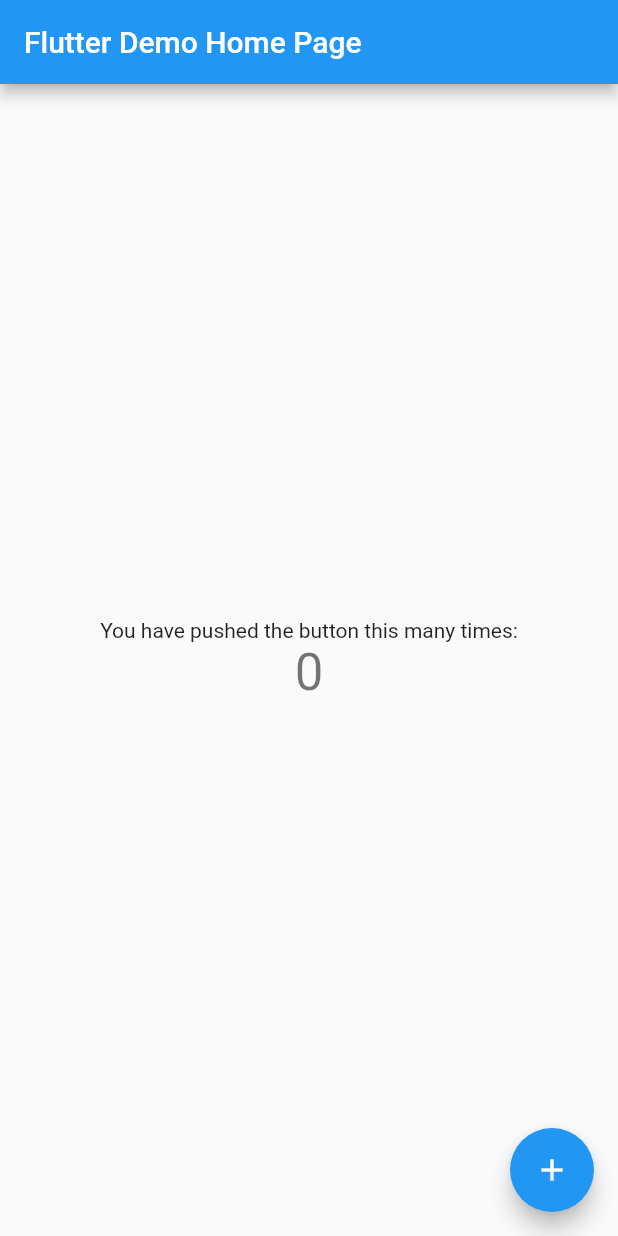
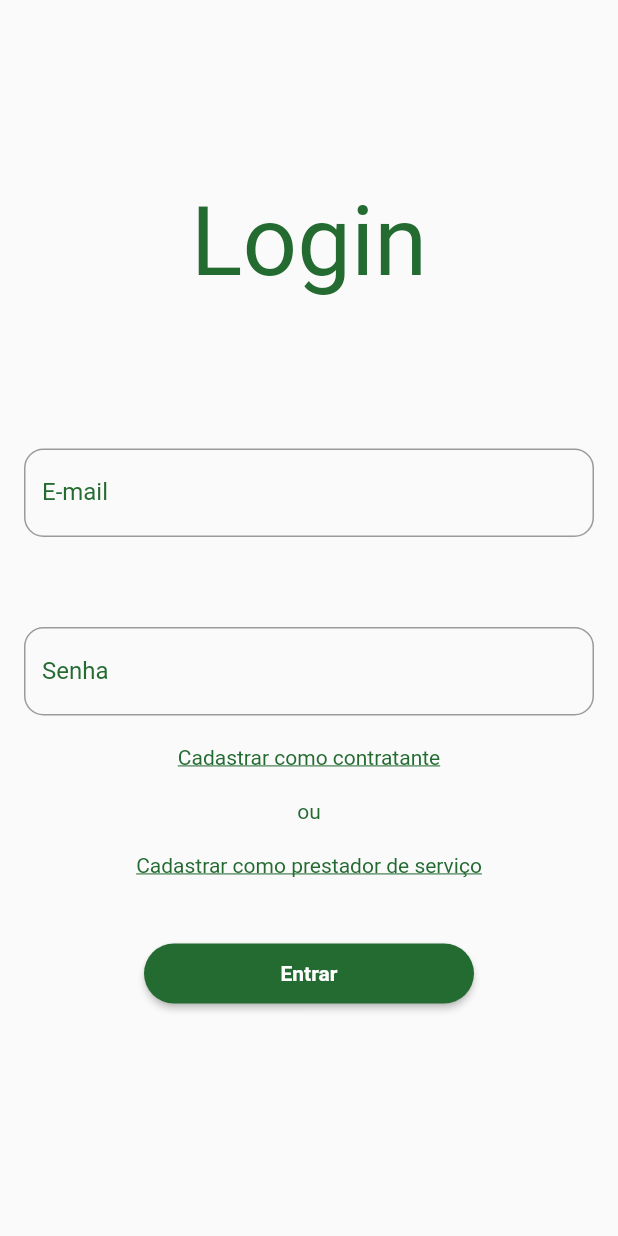
Before and after one commit to LessaApolinario/contratado, a Flutter app: the screen it shows after launch, on a phone screen of 412 x 824 dp. Run offline on Flutter 3.47's test engine with Material 2 defaults, Android fonts, the phone set to English and light mode, and no system bars.

Commit message:
Add login layout and initial color pallete

```diff
--- a/lib/main.dart
+++ b/lib/main.dart
@@ -1,115 +1,9 @@
+import 'package:contratado/pages/login_page.dart';
 import 'package:flutter/material.dart';
 
 void main() {
-  runApp(const MyApp());
+  runApp(const MaterialApp(
+    home: LoginPage(),
+    debugShowCheckedModeBanner: false,
+  ));
 }
-
-class MyApp extends StatelessWidget {
-  const MyApp({super.key});
-
-  // This widget is the root of your application.
-  @override
-  Widget build(BuildContext context) {
-    return MaterialApp(
-      title: 'Flutter Demo',
-      theme: ThemeData(
-        // This is the theme of your application.
-        //
-        // Try running your application with "flutter run". You'll see the
-        // application has a blue toolbar. Then, without quitting the app, try
-        // changing the primarySwatch below to Colors.green and then invoke
-        // "hot reload" (press "r" in the console where you ran "flutter run",
-        // or simply save your changes to "hot reload" in a Flutter IDE).
-        // Notice that the counter didn't reset back to zero; the application
-        // is not restarted.
-        primarySwatch: Colors.blue,
-      ),
-      home: const MyHomePage(title: 'Flutter Demo Home Page'),
-    );
-  }
-}
-
-class MyHomePage extends StatefulWidget {
-  const MyHomePage({super.key, required this.title});
-
-  // This widget is the home page of your application. It is stateful, meaning
-  // that it has a State object (defined below) that contains fields that affect
-  // how it looks.
-
-  // This class is the configuration for the state. It holds the values (in this
-  // case the title) provided by the parent (in this case the App widget) and
-  // used by the build method of the State. Fields in a Widget subclass are
-  // always marked "final".
-
-  final String title;
-
-  @override
-  State<MyHomePage> createState() => _MyHomePageState();
-}
-
-class _MyHomePageState extends State<MyHomePage> {
-  int _counter = 0;
-
-  void _incrementCounter() {
-    setState(() {
-      // This call to setState tells the Flutter framework that something has
-      // changed in this State, which causes it to rerun the build method below
-      // so that the display can reflect the updated values. If we changed
-      // _counter without calling setState(), then the build method would not be
-      // called again, and so nothing would appear to happen.
-      _counter++;
-    });
-  }
-
-  @override
-  Widget build(BuildContext context) {
-    // This method is rerun every time setState is called, for instance as done
-    // by the _incrementCounter method above.
-    //
-    // The Flutter framework has been optimized to make rerunning build methods
-    // fast, so that you can just rebuild anything that needs updating rather
-    // than having to individually change instances of widgets.
-    return Scaffold(
-      appBar: AppBar(
-        // Here we take the value from the MyHomePage object that was created by
-        // the App.build method, and use it to set our appbar title.
-        title: Text(widget.title),
-      ),
-      body: Center(
-        // Center is a layout widget. It takes a single child and positions it
-        // in the middle of the parent.
-        child: Column(
-          // Column is also a layout widget. It takes a list of children and
-          // arranges them vertically. By default, it sizes itself to fit its
-          // children horizontally, and tries to be as tall as its parent.
-          //
-          // Invoke "debug painting" (press "p" in the console, choose the
-          // "Toggle Debug Paint" action from the Flutter Inspector in Android
-          // Studio, or the "Toggle Debug Paint" command in Visual Studio Code)
-          // to see the wireframe for each widget.
-          //
-          // Column has various properties to control how it sizes itself and
-          // how it positions its children. Here we use mainAxisAlignment to
-          // center the children vertically; the main axis here is the vertical
-          // axis because Columns are vertical (the cross axis would be
-          // horizontal).
-          mainAxisAlignment: MainAxisAlignment.center,
-          children: <Widget>[
-            const Text(
-              'You have pushed the button this many times:',
-            ),
-            Text(
-              '$_counter',
-              style: Theme.of(context).textTheme.headlineMedium,
-            ),
-          ],
-        ),
-      ),
-      floatingActionButton: FloatingActionButton(
-        onPressed: _incrementCounter,
-        tooltip: 'Increment',
-        child: const Icon(Icons.add),
-      ), // This trailing comma makes auto-formatting nicer for build methods.
-    );
-  }
-}
--- /dev/null
+++ b/lib/pages/login_page.dart
@@ -0,0 +1,155 @@
+import 'dart:io';
+
+import 'package:flutter/material.dart';
+
+class LoginPage extends StatefulWidget {
+  const LoginPage({super.key});
+
+  @override
+  State<LoginPage> createState() => _LoginPageState();
+}
+
+class _LoginPageState extends State<LoginPage> {
+  @override
+  Widget build(BuildContext context) {
+    return Scaffold(
+      resizeToAvoidBottomInset: false,
+      body: Padding(
+        padding: const EdgeInsets.symmetric(
+          vertical: 24,
+          horizontal: 16,
+        ),
+        child: Form(
+          child: Column(
+            crossAxisAlignment: CrossAxisAlignment.center,
+            mainAxisSize: MainAxisSize.max,
+            children: [
+              const SizedBox(height: 100),
+              const Center(
+                child: Text(
+                  "Login",
+                  style: TextStyle(
+                    color: Color(0xFF246B32),
+                    fontSize: 64,
+                  ),
+                ),
+              ),
+              const SizedBox(
+                height: 100,
+              ),
+              TextFormField(
+                decoration: const InputDecoration(
+                  border: OutlineInputBorder(
+                    borderRadius: BorderRadius.all(
+                      Radius.circular(13),
+                    ),
+                  ),
+                  focusedBorder: OutlineInputBorder(
+                    borderSide: BorderSide(
+                      color: Color(0xFF246B32),
+                      width: 2,
+                    ),
+                    borderRadius: BorderRadius.all(
+                      Radius.circular(13),
+                    ),
+                  ),
+                  labelText: "E-mail",
+                  hintText: "E-mail",
+                  focusColor: Color(0xFF246B32),
+                  fillColor: Color(0xFF246B32),
+                  labelStyle: TextStyle(
+                    color: Color(0xFF246B32),
+                  ),
+                ),
+              ),
+              const SizedBox(
+                height: 60,
+              ),
+              TextFormField(
+                decoration: const InputDecoration(
+                  border: OutlineInputBorder(
+                    borderRadius: BorderRadius.all(
+                      Radius.circular(13),
+                    ),
+                  ),
+                  focusedBorder: OutlineInputBorder(
+                    borderSide: BorderSide(
+                      color: Color(0xFF246B32),
+                      width: 2,
+                    ),
+                    borderRadius: BorderRadius.all(
+                      Radius.circular(13),
+                    ),
+                  ),
+                  labelText: "Senha",
+                  focusColor: Color(0xFF246B32),
+                  fillColor: Color(0xFF246B32),
+                  labelStyle: TextStyle(
+                    color: Color(0xFF246B32),
+                  ),
+                ),
+              ),
+              const SizedBox(
+                height: 20,
+              ),
+              InkWell(
+                onTap: () {},
+                child: const Text(
+                  "Cadastrar como contratante",
+                  style: TextStyle(
+                    color: Color(0xFF246B32),
+                    decoration: TextDecoration.underline,
+                  ),
+                ),
+              ),
+              const SizedBox(
+                height: 20,
+              ),
+              const Text(
+                "ou",
+                style: TextStyle(
+                  color: Color(0xFF246B32),
+                ),
+              ),
+              const SizedBox(
+                height: 20,
+              ),
+              InkWell(
+                onTap: () {},
+                child: const Text(
+                  "Cadastrar como prestador de serviço",
+                  style: TextStyle(
+                    color: Color(0xFF246B32),
+                    decoration: TextDecoration.underline,
+                  ),
+                ),
+              ),
+              const SizedBox(
+                height: 40,
+              ),
+              ElevatedButton(
+                style: ElevatedButton.styleFrom(
+                  backgroundColor: const Color(0xFF246B32),
+                  padding: const EdgeInsets.symmetric(
+                    vertical: 8,
+                    horizontal: 16,
+                  ),
+                  fixedSize: const Size(220, 40),
+                  shape: const StadiumBorder(),
+                ),
+                onPressed: () {},
+                child: const Text(
+                  "Entrar",
+                  style: TextStyle(
+                    color: Colors.white,
+                    fontWeight: FontWeight.bold,
+                  ),
+                ),
+              ),
+            ],
+          ),
+        ),
+      ),
+    );
+  }
+}
```
